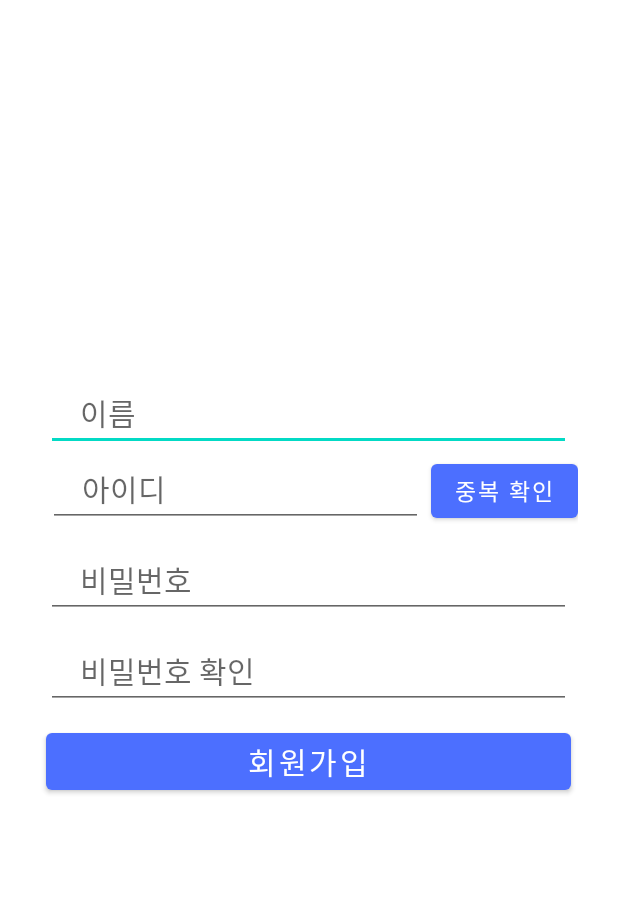
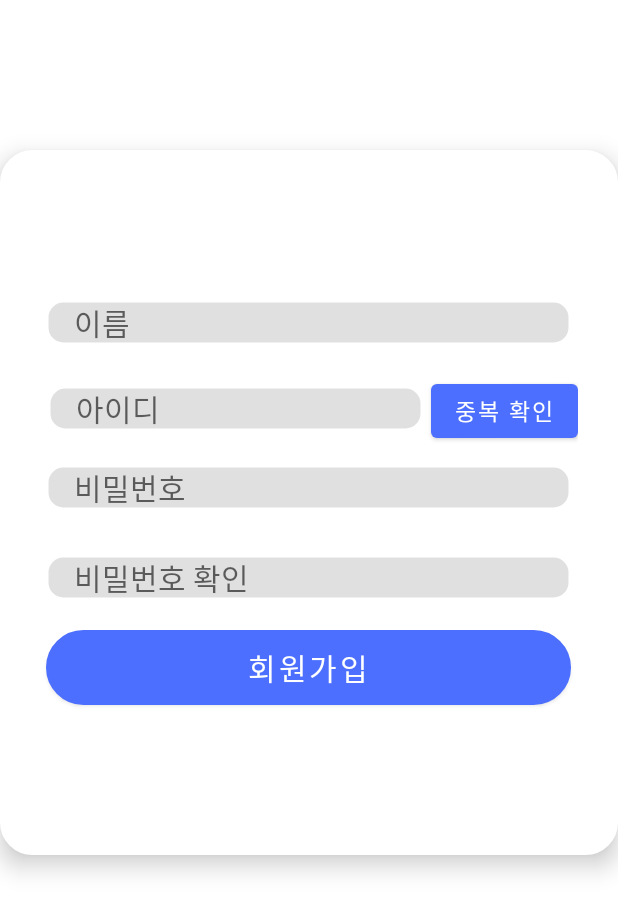
Before and after one commit to osmin625/secretstock, an Android app: the Regist screen opened directly, with no data from a screen before it, on a phone screen of 412 x 824 dp. Shown: the top 912 px of the screen. Run offline under Robolectric (Android 15) with nearby library versions, the light colour scheme and no system bars; our stand-ins replace Firebase (no records; nobody signed in at launch, a user with empty details on screens opened directly).

Commit message:
Regist update

```diff
--- /dev/null
+++ b/app/src/main/res/drawable/rounded_corner4.xml
@@ -0,0 +1,17 @@
+<?xml version="1.0" encoding="utf-8"?>
+<shape xmlns:android="http://schemas.android.com/apk/res/android"
+    android:shape="rectangle"
+    >
+    <solid
+        android:color="#4D979797"/>
+
+    <stroke
+        android:width="3dp"
+        android:color="#00ffffff" />
+    <corners
+        android:topLeftRadius="10dp"
+        android:topRightRadius="10dp"
+        android:bottomLeftRadius="10dp"
+        android:bottomRightRadius="10dp"/>
+
+</shape>
--- a/app/src/main/res/layout/activity_register.xml
+++ b/app/src/main/res/layout/activity_register.xml
@@ -1,15 +1,20 @@
 <?xml version="1.0" encoding="utf-8"?>
 <LinearLayout xmlns:android="http://schemas.android.com/apk/res/android"
     android:layout_width="match_parent"
-    android:layout_height="match_parent"
+    android:layout_height="wrap_content"
+    android:layout_marginTop="100dp"
+    android:background="@drawable/rounded_corner3"
+    android:elevation="10dp"
     android:orientation="vertical">
 
     <EditText
         android:id="@+id/regName"
         android:layout_width="350dp"
-        android:layout_height="wrap_content"
+        android:layout_height="30dp"
         android:layout_gravity="center"
-        android:layout_marginTop="250dp"
+        android:background="@drawable/rounded_corner4"
+        android:layout_marginBottom="20dp"
+        android:layout_marginTop="100dp"
         android:hint="    이름"
         android:textSize="20dp" />
 
@@ -21,7 +26,9 @@
         <EditText
             android:id="@+id/regId"
             android:layout_width="250dp"
-            android:layout_height="wrap_content"
+            android:layout_height="30dp"
+            android:layout_marginBottom="20dp"
+            android:background="@drawable/rounded_corner4"
             android:layout_marginHorizontal="5dp"
             android:hint="    아이디"
             android:textSize="20dp" />
@@ -36,28 +43,33 @@
     <EditText
         android:id="@+id/regPass"
         android:layout_width="350dp"
-        android:layout_height="wrap_content"
+        android:layout_height="30dp"
+        android:layout_marginBottom="20dp"
         android:layout_gravity="center"
         android:layout_marginTop="10dp"
+        android:background="@drawable/rounded_corner4"
         android:hint="    비밀번호"
         android:textSize="20dp" />
 
     <EditText
         android:id="@+id/regPassCheck"
         android:layout_width="350dp"
-        android:layout_height="wrap_content"
+        android:layout_height="30dp"
         android:layout_gravity="center"
+        android:layout_marginBottom="20dp"
         android:layout_marginTop="10dp"
+        android:background="@drawable/rounded_corner4"
         android:hint="    비밀번호 확인"
         android:textSize="20dp" />
 
     <Button
         android:id="@+id/btn_reg"
         android:layout_width="350dp"
+        android:background="@drawable/rounded_corner"
         android:layout_height="wrap_content"
         android:layout_gravity="center"
-        android:layout_margin="10dp"
         android:text="회원가입"
-        android:textSize="20dp" />
+        android:textSize="20dp"
+        android:layout_marginBottom="100dp"/>
 
 </LinearLayout>
```
